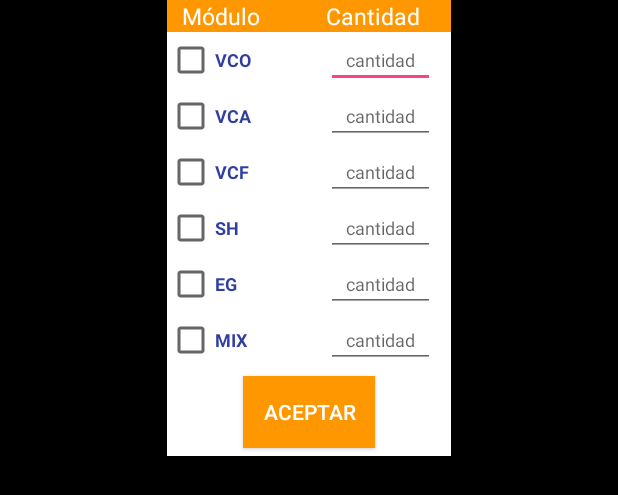
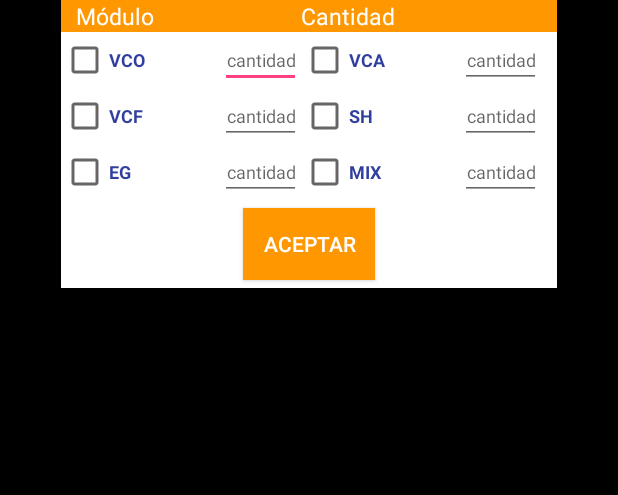
Before and after one commit to UntrefSintetizador/untref-sintetizador, an Android app: the layout menu_modulos.xml on its own in the app's theme, with its tools: preview values and no code run, on a phone screen of 412 x 824 dp. Shown: the top 495 px of the screen. Run offline under Robolectric (Android 15) with nearby library versions, the phone set to English and light mode, and no system bars.

Commit message:
cambios en menu de modulos

```diff
--- a/Prueba/app/src/main/res/layout/menu_modulos.xml
+++ b/Prueba/app/src/main/res/layout/menu_modulos.xml
@@ -29,6 +29,7 @@
                     android:layout_height="match_parent"
                     android:textSize="15sp"
                     android:paddingLeft="10dp"
+                    android:layout_span="2"
                     android:textColor="@android:color/white"
                     android:text="Módulo" />
 
@@ -37,9 +38,9 @@
                     android:layout_height="match_parent"
                     android:textSize="15sp"
                     android:paddingRight="10dp"
+                    android:layout_span="2"
                     android:textColor="@android:color/white"
                     android:text="Cantidad" />
-
             </TableRow>
 
             <TableRow
@@ -66,15 +67,7 @@
                     android:textAlignment="center"
                     android:textSize="12sp"
                     android:hint="cantidad"
-                android:onClick="onClickEditCant"/>
-
-        </TableRow>
-
-        <TableRow
-            android:orientation="horizontal"
-            android:layout_height="wrap_content"
-            android:layout_width="wrap_content"
-            android:id="@+id/info_modulo_VCA">
+                    android:onClick="onClickEditCantFirstColumn"/>
 
                 <CheckBox android:id="@+id/option_VCA"
                     android:layout_width="match_parent"
@@ -94,7 +87,7 @@
                     android:textAlignment="center"
                     android:textSize="12sp"
                     android:hint="cantidad"
-                android:onClick="onClickEditCant"/>
+                    android:onClick="onClickEditCantSecondColumn"/>
 
             </TableRow>
 
@@ -122,15 +115,7 @@
                     android:textAlignment="center"
                     android:textSize="12sp"
                     android:hint="cantidad"
-                android:onClick="onClickEditCant"/>
-
-        </TableRow>
-
-        <TableRow
-            android:orientation="horizontal"
-            android:layout_height="wrap_content"
-            android:layout_width="wrap_content"
-            android:id="@+id/info_modulo_SH">
+                    android:onClick="onClickEditCantFirstColumn"/>
 
                 <CheckBox android:id="@+id/option_SH"
                     android:layout_width="match_parent"
@@ -150,7 +135,7 @@
                     android:textAlignment="center"
                     android:textSize="12sp"
                     android:hint="cantidad"
-                android:onClick="onClickEditCant"/>
+                    android:onClick="onClickEditCantSecondColumn"/>
 
             </TableRow>
 
@@ -178,15 +163,7 @@
                     android:textAlignment="center"
                     android:textSize="12sp"
                     android:hint="cantidad"
-                android:onClick="onClickEditCant"/>
-
-        </TableRow>
-
-        <TableRow
-            android:orientation="horizontal"
-            android:layout_height="wrap_content"
-            android:layout_width="wrap_content"
-            android:id="@+id/info_modulo_MIX">
+                    android:onClick="onClickEditCantFirstColumn"/>
 
                 <CheckBox android:id="@+id/option_MIX"
                     android:layout_width="match_parent"
@@ -206,8 +183,7 @@
                     android:textAlignment="center"
                     android:textSize="12sp"
                     android:hint="cantidad"
-                android:onClick="onClickEditCant"/>
-
+                    android:onClick="onClickEditCantSecondColumn"/>
             </TableRow>
 
             <TableRow
@@ -220,13 +196,13 @@
                     android:layout_height="wrap_content"
                     android:layout_margin="5dp"
                     android:layout_gravity="center"
-                android:layout_span="2"
+                    android:layout_span="4"
                     android:text="Aceptar"
                     android:textColor="@android:color/white"
                     android:background="@color/colorPrimary"
                     android:onClick="onClickAccept"/>
+            </TableRow>
 
-        </TableRow>
         </TableLayout>
     </ScrollView>
 </LinearLayout>
```
Also changed, not shown: Prueba/app/src/main/java/com/example/ddavi/prueba/MainActivity.java (+29 -14 lines). Lines whose indentation alone changed are shown as unchanged.
